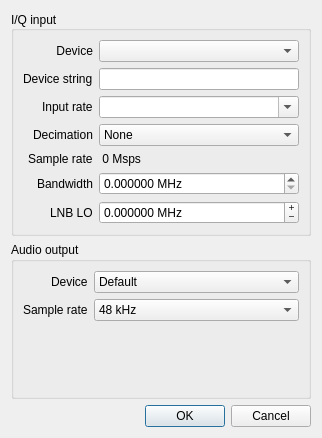
This is src/qtgui/ioconfig.ui in gqrx-sdr/gqrx as Qt 5 draws it before an edit. The edited form follows.
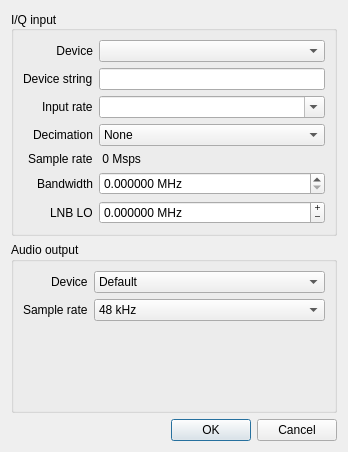
This is the edited form.

Commit message: Set input fields to MinimumExpanding horizontally

Diff of the .ui file:
```diff
--- a/src/qtgui/ioconfig.ui
+++ b/src/qtgui/ioconfig.ui
@@ -6,8 +6,8 @@
    <rect>
     <x>0</x>
     <y>0</y>
-    <width>322</width>
-    <height>438</height>
+    <width>348</width>
+    <height>452</height>
    </rect>
   </property>
   <property name="windowTitle">
@@ -59,6 +59,12 @@
         <property name="enabled">
          <bool>true</bool>
         </property>
+        <property name="sizePolicy">
+         <sizepolicy hsizetype="MinimumExpanding" vsizetype="Preferred">
+          <horstretch>0</horstretch>
+          <verstretch>0</verstretch>
+         </sizepolicy>
+        </property>
         <property name="toolTip">
          <string>Select an input device</string>
         </property>
@@ -89,6 +95,12 @@
       </item>
       <item row="2" column="1">
        <widget class="QComboBox" name="inSrCombo">
+        <property name="sizePolicy">
+         <sizepolicy hsizetype="MinimumExpanding" vsizetype="Preferred">
+          <horstretch>0</horstretch>
+          <verstretch>0</verstretch>
+         </sizepolicy>
+        </property>
         <property name="toolTip">
          <string>Select the sample rate of the input source</string>
         </property>
@@ -109,6 +121,12 @@
       </item>
       <item row="6" column="1">
        <widget class="QDoubleSpinBox" name="loSpinBox">
+        <property name="sizePolicy">
+         <sizepolicy hsizetype="MinimumExpanding" vsizetype="Preferred">
+          <horstretch>0</horstretch>
+          <verstretch>0</verstretch>
+         </sizepolicy>
+        </property>
         <property name="toolTip">
          <string>LNB LO frequency. Use negative frequency for upconverters.</string>
         </property>
@@ -131,6 +149,12 @@
       </item>
       <item row="1" column="1">
        <widget class="QLineEdit" name="inDevEdit">
+        <property name="sizePolicy">
+         <sizepolicy hsizetype="MinimumExpanding" vsizetype="Preferred">
+          <horstretch>0</horstretch>
+          <verstretch>0</verstretch>
+         </sizepolicy>
+        </property>
         <property name="toolTip">
          <string>&lt;html&gt;&lt;head/&gt;&lt;body&gt;&lt;p&gt;The device argument is a delimited string used to locate devices on your system. Use the device id or name (if applicable) to specify a certain device or list of devices. If left blank, the first device found will be used.&lt;/p&gt;&lt;p&gt;Examples (some arguments may be optional):&lt;/p&gt;&lt;p&gt;fcd=0&lt;br/&gt;rtl=0&lt;br/&gt;rtl=0,rtl_xtal=28.80001e6,tuner_xtal=26e6,buffers=64 ...&lt;br/&gt;rtl_tcp=127.0.0.1:1234,psize=16384&lt;br/&gt;plutosdr,uri=usb:6.36.5&lt;br/&gt;file=/path/to/file.ext,freq=428e6,rate=1e6,repeat=true,throttle=true ... &lt;/p&gt;&lt;p&gt;You can test the device strings in gnuradio-companion.&lt;/p&gt;&lt;/body&gt;&lt;/html&gt;</string>
         </property>
@@ -141,6 +165,12 @@
       </item>
       <item row="5" column="1">
        <widget class="QDoubleSpinBox" name="bwSpinBox">
+        <property name="sizePolicy">
+         <sizepolicy hsizetype="MinimumExpanding" vsizetype="Preferred">
+          <horstretch>0</horstretch>
+          <verstretch>0</verstretch>
+         </sizepolicy>
+        </property>
         <property name="toolTip">
          <string>Analog bandwidth (leave at 0 for default)</string>
         </property>
@@ -177,6 +207,12 @@
       </item>
       <item row="3" column="1">
        <widget class="QComboBox" name="decimCombo">
+        <property name="sizePolicy">
+         <sizepolicy hsizetype="MinimumExpanding" vsizetype="Preferred">
+          <horstretch>0</horstretch>
+          <verstretch>0</verstretch>
+         </sizepolicy>
+        </property>
         <property name="toolTip">
          <string>Input decimation</string>
         </property>
@@ -276,6 +312,12 @@
       </item>
       <item row="0" column="1">
        <widget class="QComboBox" name="outDevCombo">
+        <property name="sizePolicy">
+         <sizepolicy hsizetype="MinimumExpanding" vsizetype="Preferred">
+          <horstretch>0</horstretch>
+          <verstretch>0</verstretch>
+         </sizepolicy>
+        </property>
         <property name="toolTip">
          <string>Select which device to use for audio output.
 Leave it at default unless you know what you are doing.</string>
@@ -302,6 +344,12 @@
       </item>
       <item row="1" column="1">
        <widget class="QComboBox" name="outSrCombo">
+        <property name="sizePolicy">
+         <sizepolicy hsizetype="MinimumExpanding" vsizetype="Preferred">
+          <horstretch>0</horstretch>
+          <verstretch>0</verstretch>
+         </sizepolicy>
+        </property>
         <property name="toolTip">
          <string>Select the audio sample rate</string>
         </property>
```
